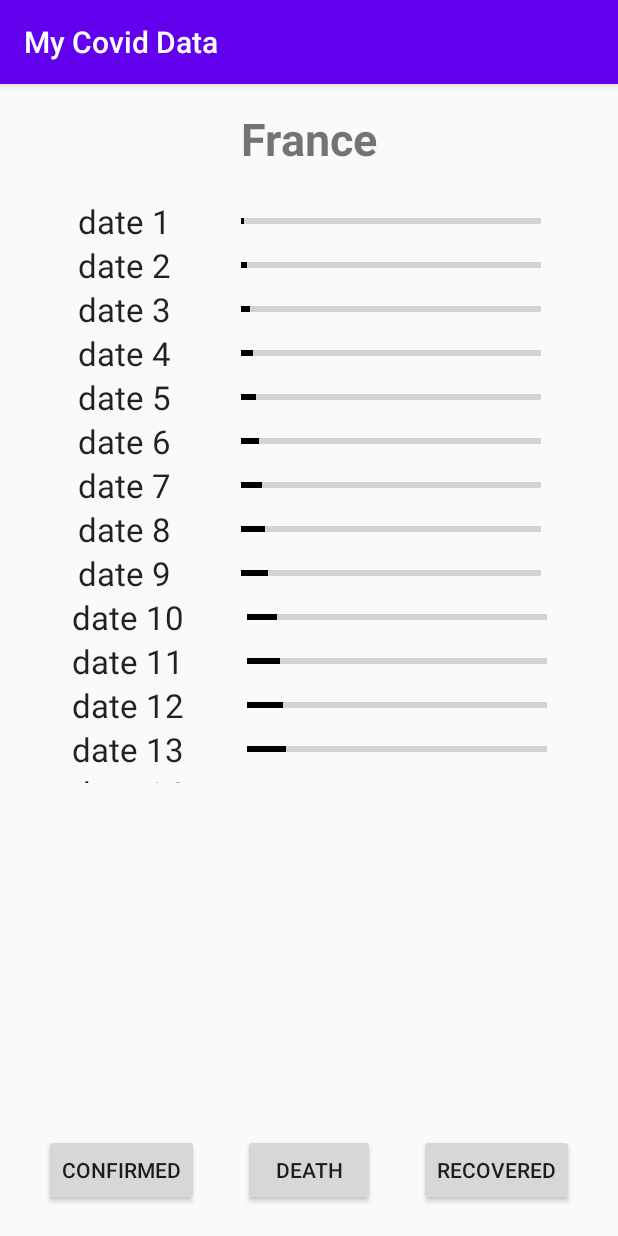
After one commit to BugeBuge/ing1_p22_covidata2019, an Android app: the GraphActivity screen opened directly, with no data from a screen before it, on a phone screen of 412 x 824 dp. The commit adds this screen. Run offline under Robolectric (Android 15) with nearby library versions, the phone set to English and light mode, and no system bars.

Commit message:
Add UI Graph + Listener Button Graph

```diff
--- a/MyCovidData/app/build.gradle
+++ b/MyCovidData/app/build.gradle
@@ -34,4 +34,5 @@ dependencies {
     testImplementation 'junit:junit:4.12'
     androidTestImplementation 'androidx.test.ext:junit:1.1.1'
     androidTestImplementation 'androidx.test.espresso:espresso-core:3.2.0'
+    implementation 'androidx.recyclerview:recyclerview:1.1.0'
 }
--- a/MyCovidData/app/src/main/AndroidManifest.xml
+++ b/MyCovidData/app/src/main/AndroidManifest.xml
@@ -9,6 +9,7 @@
         android:roundIcon="@mipmap/ic_launcher_round"
         android:supportsRtl="true"
         android:theme="@style/AppTheme">
+        <activity android:name=".GraphActivity" />
         <activity android:name=".MainActivity">
             <intent-filter>
                 <action android:name="android.intent.action.MAIN" />
--- /dev/null
+++ b/MyCovidData/app/src/main/java/com/example/mycoviddata/DateGraphSample.kt
@@ -0,0 +1,3 @@
+package com.example.mycoviddata
+
+data class DateGraphSample(val date: String, val progress: Int)
--- /dev/null
+++ b/MyCovidData/app/src/main/java/com/example/mycoviddata/GraphActivity.kt
@@ -0,0 +1,24 @@
+package com.example.mycoviddata
+
+import androidx.appcompat.app.AppCompatActivity
+import android.os.Bundle
+import androidx.recyclerview.widget.LinearLayoutManager
+import kotlinx.android.synthetic.main.activity_graph.*
+
+class GraphActivity : AppCompatActivity() {
+
+    override fun onCreate(savedInstanceState: Bundle?) {
+        super.onCreate(savedInstanceState)
+        setContentView(R.layout.activity_graph)
+
+        val data : MutableList<DateGraphSample> = arrayListOf()
+        for (i in 1..100) {
+            data.add(DateGraphSample("date $i", i))
+        }
+
+        GraphRecyclerView.setHasFixedSize(true)
+        GraphRecyclerView.layoutManager = LinearLayoutManager(this,
+            LinearLayoutManager.VERTICAL, false)
+        GraphRecyclerView.adapter = GraphListAdapter(this, data)
+    }
+}
--- /dev/null
+++ b/MyCovidData/app/src/main/java/com/example/mycoviddata/GraphListAdapter.kt
@@ -0,0 +1,36 @@
+package com.example.mycoviddata
+
+import android.content.Context
+import android.view.LayoutInflater
+import android.view.View
+import android.view.ViewGroup
+import android.widget.ProgressBar
+import android.widget.TextView
+import androidx.recyclerview.widget.RecyclerView
+
+class GraphListAdapter(val context: Context, val data: List<DateGraphSample>)
+        : RecyclerView.Adapter<GraphListAdapter.ViewHolder>() {
+    class ViewHolder(itemView: View) : RecyclerView.ViewHolder(itemView) {
+        val dateView: TextView = itemView.findViewById(R.id.dateGraph)
+        val progress: ProgressBar = itemView.findViewById(R.id.progressBar)
+    }
+
+    override fun onCreateViewHolder(parent: ViewGroup, viewType: Int): ViewHolder {
+        val rowView = LayoutInflater
+            .from(context)
+            .inflate(R.layout.item_graph_list_view, parent, false)
+
+        return ViewHolder(rowView)
+    }
+
+    override fun getItemCount(): Int {
+        return data.size;
+    }
+
+    override fun onBindViewHolder(holder: ViewHolder, position: Int) {
+        val currentItem = data[position]
+
+        holder.dateView.text = currentItem.date
+        holder.progress.progress = currentItem.progress
+    }
+}
--- a/MyCovidData/app/src/main/java/com/example/mycoviddata/MainActivity.kt
+++ b/MyCovidData/app/src/main/java/com/example/mycoviddata/MainActivity.kt
@@ -1,12 +1,22 @@
 package com.example.mycoviddata
 
+import android.content.Intent
 import androidx.appcompat.app.AppCompatActivity
 import android.os.Bundle
+import android.view.View
+import android.widget.Button
+import kotlinx.android.synthetic.main.activity_main.*
 
 class MainActivity : AppCompatActivity() {
 
     override fun onCreate(savedInstanceState: Bundle?) {
         super.onCreate(savedInstanceState)
         setContentView(R.layout.activity_main)
+
+        val graphButton = findViewById<Button>(R.id.button_Graph)
+        graphButton.setOnClickListener {
+            val intent = Intent(this, GraphActivity::class.java)
+            startActivity(intent)
+        }
     }
 }
--- /dev/null
+++ b/MyCovidData/app/src/main/res/layout/activity_graph.xml
@@ -0,0 +1,65 @@
+<?xml version="1.0" encoding="utf-8"?>
+<androidx.constraintlayout.widget.ConstraintLayout xmlns:android="http://schemas.android.com/apk/res/android"
+    xmlns:app="http://schemas.android.com/apk/res-auto"
+    xmlns:tools="http://schemas.android.com/tools"
+    android:layout_width="match_parent"
+    android:layout_height="match_parent">
+
+    <TextView
+        android:id="@+id/graphTitle"
+        android:layout_width="wrap_content"
+        android:layout_height="wrap_content"
+        android:layout_marginTop="16dp"
+        android:text="@string/data_graph_for_france"
+        android:textSize="30sp"
+        android:textStyle="bold"
+        app:layout_constraintEnd_toEndOf="parent"
+        app:layout_constraintStart_toStartOf="parent"
+        app:layout_constraintTop_toTopOf="parent" />
+
+    <androidx.recyclerview.widget.RecyclerView
+        android:id="@+id/GraphRecyclerView"
+        android:layout_width="402dp"
+        android:layout_height="389dp"
+        android:layout_marginStart="10dp"
+        android:layout_marginTop="20dp"
+        android:layout_marginEnd="10dp"
+        app:layout_constraintEnd_toEndOf="parent"
+        app:layout_constraintStart_toStartOf="parent"
+        app:layout_constraintTop_toBottomOf="@+id/graphTitle"
+        tools:itemCount="5"
+        tools:listitem="@layout/item_graph_list_view"
+        tools:spanCount="5" />
+
+    <Button
+        android:id="@+id/GraphButtonConfirmed"
+        android:layout_width="wrap_content"
+        android:layout_height="wrap_content"
+        android:layout_marginBottom="20dp"
+        android:text="@string/confirmed"
+        app:layout_constraintBottom_toBottomOf="parent"
+        app:layout_constraintEnd_toStartOf="@+id/GraphButtonDeath"
+        app:layout_constraintHorizontal_bias="0.5"
+        app:layout_constraintStart_toStartOf="parent" />
+
+    <Button
+        android:id="@+id/GraphButtonDeath"
+        android:layout_width="wrap_content"
+        android:layout_height="wrap_content"
+        android:text="@string/death"
+        app:layout_constraintEnd_toStartOf="@+id/GraphButtonRecovered"
+        app:layout_constraintHorizontal_bias="0.5"
+        app:layout_constraintStart_toEndOf="@+id/GraphButtonConfirmed"
+        app:layout_constraintTop_toTopOf="@+id/GraphButtonConfirmed" />
+
+    <Button
+        android:id="@+id/GraphButtonRecovered"
+        android:layout_width="wrap_content"
+        android:layout_height="wrap_content"
+        android:text="@string/recovered"
+        app:layout_constraintEnd_toEndOf="parent"
+        app:layout_constraintHorizontal_bias="0.5"
+        app:layout_constraintStart_toEndOf="@+id/GraphButtonDeath"
+        app:layout_constraintTop_toTopOf="@+id/GraphButtonDeath" />
+
+</androidx.constraintlayout.widget.ConstraintLayout>
--- /dev/null
+++ b/MyCovidData/app/src/main/res/layout/item_graph_list_view.xml
@@ -0,0 +1,32 @@
+<?xml version="1.0" encoding="utf-8"?>
+<androidx.constraintlayout.widget.ConstraintLayout xmlns:android="http://schemas.android.com/apk/res/android"
+    xmlns:app="http://schemas.android.com/apk/res-auto"
+    xmlns:tools="http://schemas.android.com/tools"
+    android:layout_width="match_parent"
+    android:layout_height="wrap_content">
+
+    <TextView
+        android:id="@+id/dateGraph"
+        android:layout_width="wrap_content"
+        android:layout_height="wrap_content"
+        android:text="Apr 4"
+        android:textAppearance="@style/TextAppearance.AppCompat.Large"
+        app:layout_constraintEnd_toStartOf="@+id/progressBar"
+        app:layout_constraintHorizontal_bias="0.5"
+        app:layout_constraintStart_toStartOf="parent"
+        app:layout_constraintTop_toTopOf="parent" />
+
+    <ProgressBar
+        android:id="@+id/progressBar"
+        style="@style/Widget.AppCompat.ProgressBar.Horizontal"
+        android:layout_width="200dp"
+        android:layout_height="wrap_content"
+        android:max="100"
+        android:progress="50"
+        android:progressTint="#000000"
+        app:layout_constraintBottom_toBottomOf="@+id/dateGraph"
+        app:layout_constraintEnd_toEndOf="parent"
+        app:layout_constraintHorizontal_bias="0.5"
+        app:layout_constraintStart_toEndOf="@+id/dateGraph"
+        app:layout_constraintTop_toTopOf="@+id/dateGraph" />
+</androidx.constraintlayout.widget.ConstraintLayout>
--- a/MyCovidData/app/src/main/res/values/strings.xml
+++ b/MyCovidData/app/src/main/res/values/strings.xml
@@ -1,4 +1,8 @@
 <resources>
     <string name="app_name">My Covid Data</string>
     <string name="covidata_2019">COVIDATA 2019</string>
+    <string name="data_graph_for_france">France</string>
+    <string name="confirmed">Confirmed</string>
+    <string name="death">Death</string>
+    <string name="recovered">Recovered</string>
 </resources>
```
